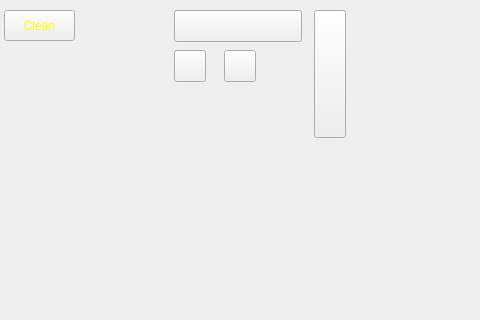
This is editor_src/editor.ui in Igris-1/tp_final_taller_g13 as Qt 5 draws it before an edit; both pictures show x 166 to 646 and y 0 to 320 of the 915 by 544 pixel window. The edited form follows.
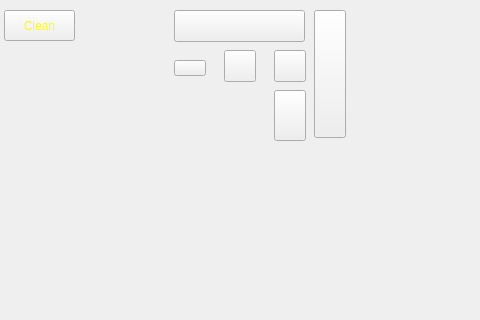
This is the edited form. Icons and pictures are not drawn.

Diff of the .ui file:
```diff
--- a/editor_src/editor.ui
+++ b/editor_src/editor.ui
@@ -79,7 +79,7 @@
    <widget class="QPushButton" name="item_2">
     <property name="geometry">
      <rect>
-      <x>390</x>
+      <x>440</x>
       <y>50</y>
       <width>32</width>
       <height>32</height>
@@ -141,7 +141,7 @@
      <rect>
       <x>340</x>
       <y>10</y>
-      <width>128</width>
+      <width>131</width>
       <height>32</height>
      </rect>
     </property>
@@ -161,7 +161,7 @@
    <widget class="QPushButton" name="item_1">
     <property name="geometry">
      <rect>
-      <x>340</x>
+      <x>390</x>
       <y>50</y>
       <width>32</width>
       <height>32</height>
@@ -200,6 +200,50 @@
      <string>Music</string>
     </property>
    </widget>
+   <widget class="QPushButton" name="item_5">
+    <property name="geometry">
+     <rect>
+      <x>440</x>
+      <y>90</y>
+      <width>32</width>
+      <height>51</height>
+     </rect>
+    </property>
+    <property name="cursor">
+     <cursorShape>BusyCursor</cursorShape>
+    </property>
+    <property name="mouseTracking">
+     <bool>false</bool>
+    </property>
+    <property name="styleSheet">
+     <string notr="true">border-image: url(:/assets/images/respawn.png);</string>
+    </property>
+    <property name="text">
+     <string/>
+    </property>
+   </widget>
+   <widget class="QPushButton" name="item_6">
+    <property name="geometry">
+     <rect>
+      <x>340</x>
+      <y>60</y>
+      <width>32</width>
+      <height>16</height>
+     </rect>
+    </property>
+    <property name="cursor">
+     <cursorShape>BusyCursor</cursorShape>
+    </property>
+    <property name="mouseTracking">
+     <bool>false</bool>
+    </property>
+    <property name="styleSheet">
+     <string notr="true">border-image: url(:/assets/images/gunSpawner.png);</string>
+    </property>
+    <property name="text">
+     <string/>
+    </property>
+   </widget>
    <zorder>cleanButton</zorder>
    <zorder>saveButton</zorder>
    <zorder>exitButton</zorder>
```
Left out of the diff: 2 changed lines with no effect on the pictures.
